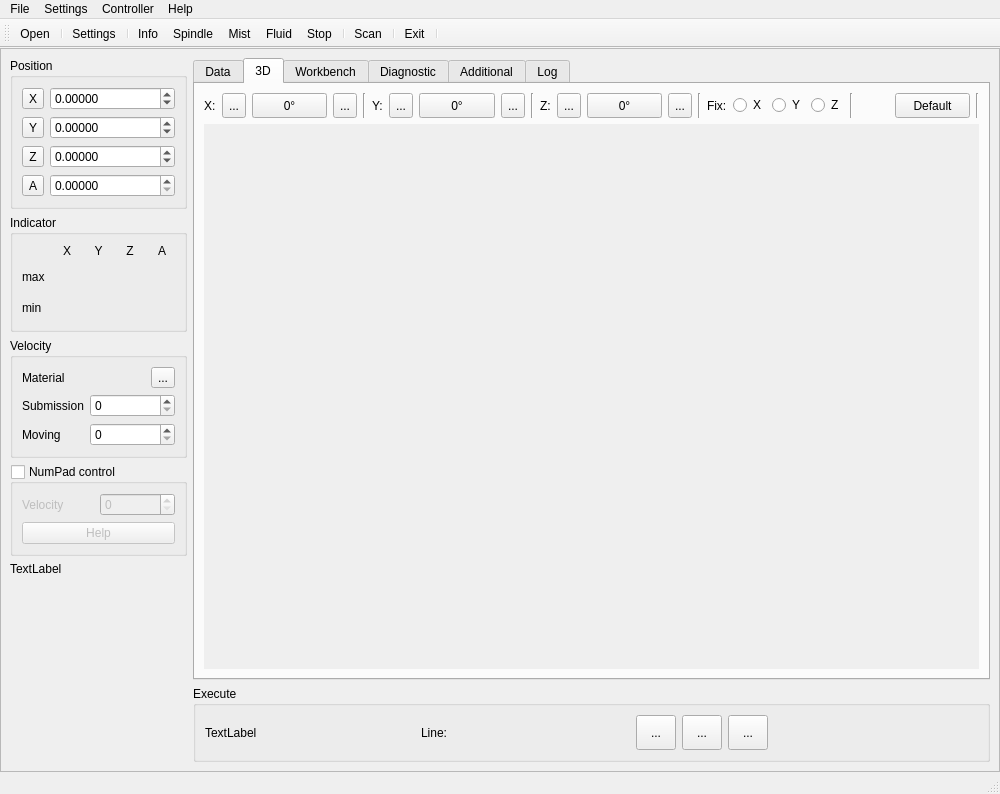
Before: the Qt Designer form sources/forms/MainWindow.ui in eduard-x/cnc-qt, drawn with Qt 5.
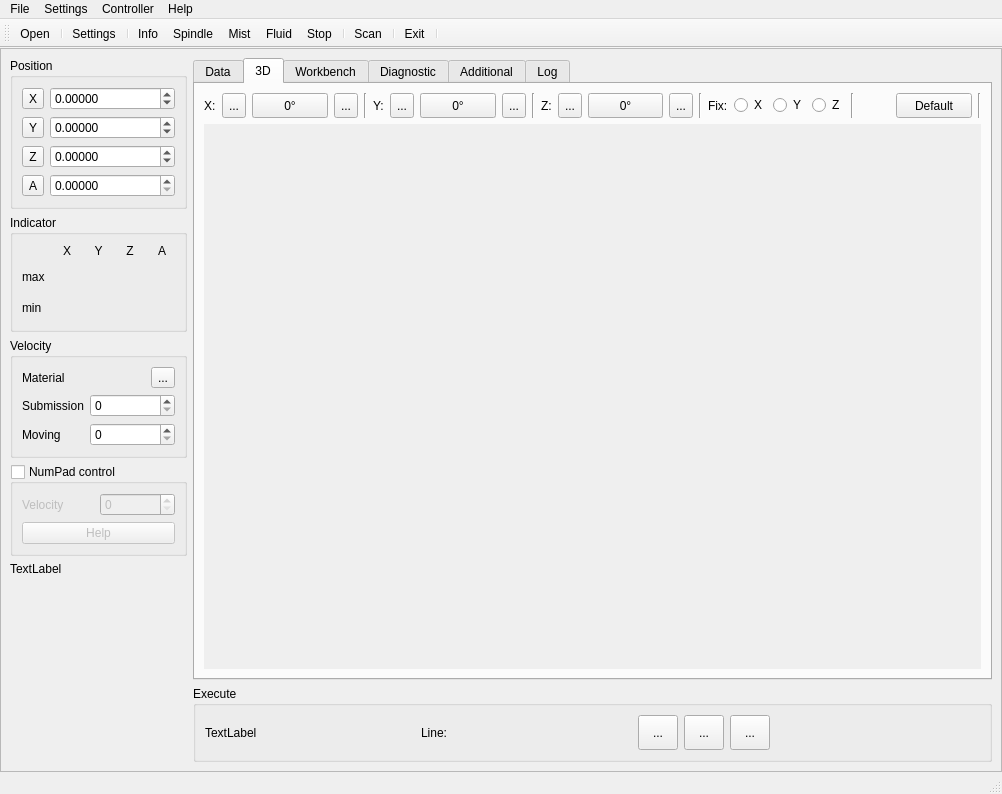
After: the same form once the commit is applied. The open tabs and pages were chosen to show the change. Icons and pictures are not drawn.

The edit to the form file:
```diff
--- a/sources/forms/MainWindow.ui
+++ b/sources/forms/MainWindow.ui
@@ -6,7 +6,7 @@
    <rect>
     <x>0</x>
     <y>0</y>
-    <width>1000</width>
+    <width>1002</width>
     <height>794</height>
    </rect>
   </property>
@@ -872,8 +872,8 @@
                    <rect>
                     <x>0</x>
                     <y>0</y>
-                    <width>775</width>
-                    <height>496</height>
+                    <width>766</width>
+                    <height>502</height>
                    </rect>
                   </property>
                  </widget>
@@ -2394,8 +2394,8 @@
     <rect>
      <x>0</x>
      <y>0</y>
-     <width>1000</width>
-     <height>30</height>
+     <width>1002</width>
+     <height>28</height>
     </rect>
    </property>
    <widget class="QMenu" name="menuFile">
```
Left out of the diff: 3 changed lines with no effect on the pictures.
